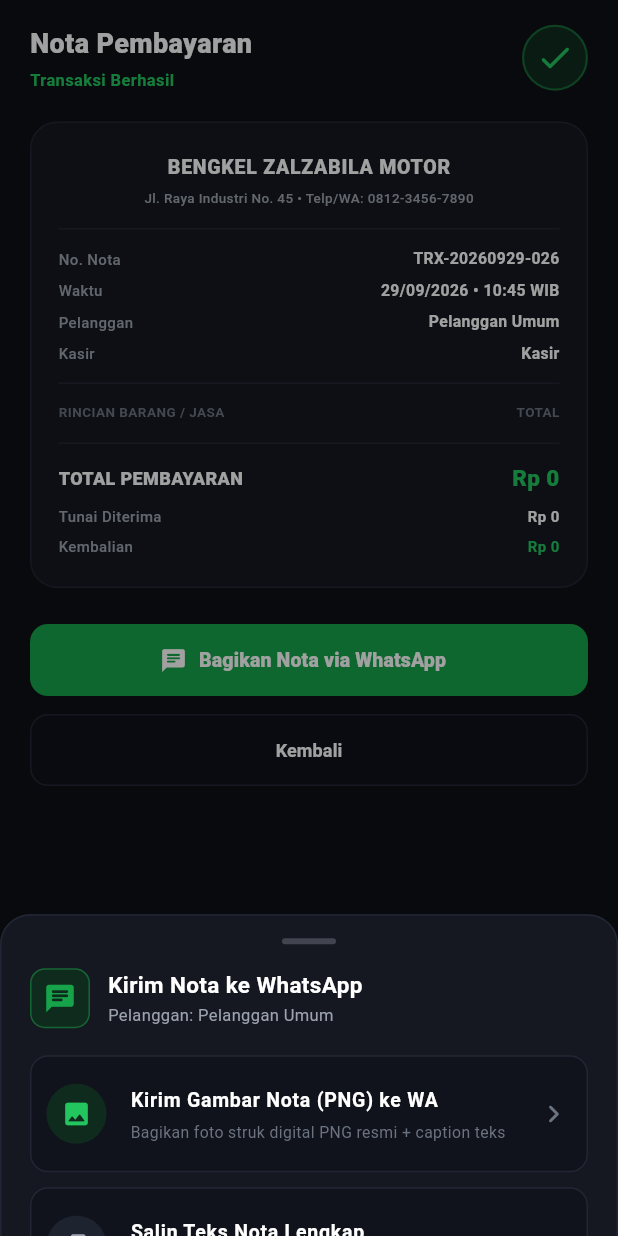
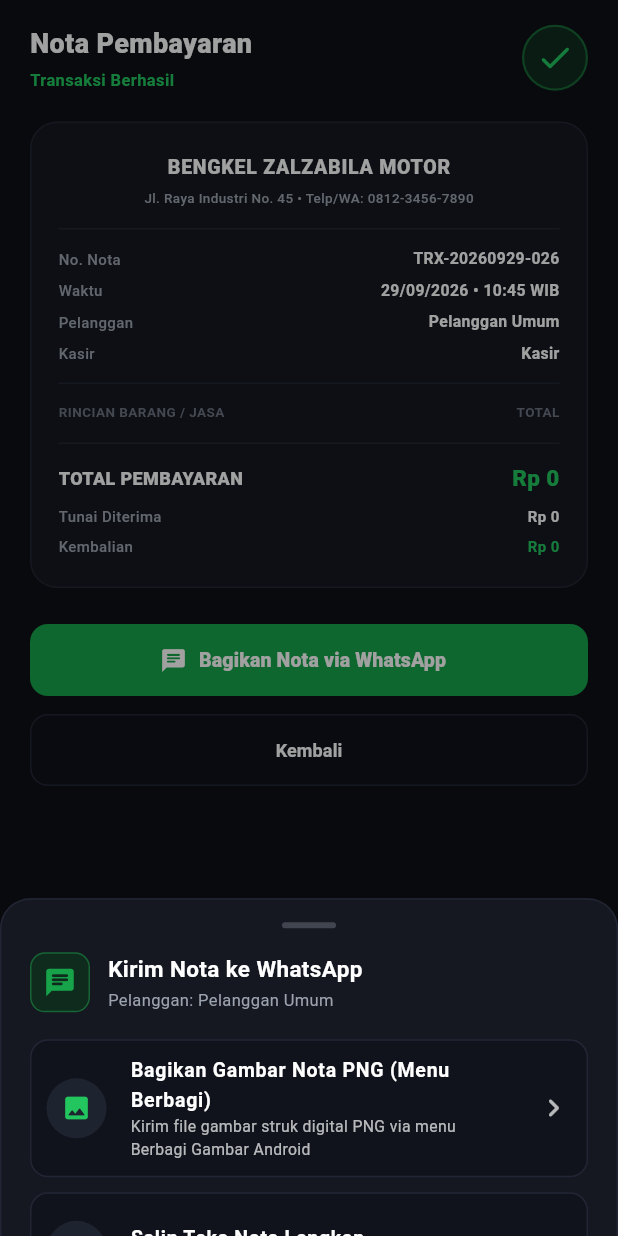
Before and after one commit to Bima565/proyek_motomanager_3, a Flutter app: the NotaPembayaranPage screen opened directly, after a tap on "Bagikan Nota via WhatsApp", on a phone screen of 412 x 824 dp. Run offline on Flutter 3.47's test engine with Material 3 defaults, Android fonts, the phone set to English and light mode, and no system bars; our stand-ins replace cloud_firestore, firebase_auth, firebase_core, google_sign_in, share_plus; accounts and stored records are empty.

Commit message:
refactor: Simplify vehicle information handling and enhance WhatsApp sharing options in Nota Pembayaran

```diff
--- a/lib/page/transaksi/kasir_transaksi.dart
+++ b/lib/page/transaksi/kasir_transaksi.dart
@@ -197,9 +197,6 @@ class _KasirTransaksiPageState extends State<KasirTransaksiPage> {
                                             data['Nama']?.toString() ?? data['nama']?.toString() ?? 'Pelanggan';
                                         final nomor =
                                             data['Nomor']?.toString() ?? data['nomor']?.toString() ?? '-';
-                                        final motor = data['Motor']?.toString() ??
-                                            data['Kendaraan']?.toString() ??
-                                            '';
 
                                         return ListTile(
                                           contentPadding:
@@ -223,7 +220,7 @@ class _KasirTransaksiPageState extends State<KasirTransaksiPage> {
                                             ),
                                           ),
                                           subtitle: Text(
-                                            nomor + (motor.isNotEmpty ? ' • $motor' : ''),
+                                            nomor,
                                             style: const TextStyle(color: Colors.white70, fontSize: 11),
                                           ),
                                           trailing: const Icon(
@@ -235,9 +232,6 @@ class _KasirTransaksiPageState extends State<KasirTransaksiPage> {
                                             setState(() {
                                               _customerName = nama;
                                               _customerPhone = nomor;
-                                              if (motor.isNotEmpty) {
-                                                _vehicleInfo = motor;
-                                              }
                                             });
                                             Navigator.pop(bottomSheetCtx);
                                             ScaffoldMessenger.of(context).showSnackBar(
@@ -1189,8 +1183,6 @@ class _KasirTransaksiPageState extends State<KasirTransaksiPage> {
           await FirebaseFirestore.instance.collection('Pembeli').add({
             'Nama': _customerName,
             'Nomor': _customerPhone,
-            'Motor': _vehicleInfo,
-            'createdAt': FieldValue.serverTimestamp(),
           });
         }
       }
--- a/lib/page/transaksi/nota_pembayaran.dart
+++ b/lib/page/transaksi/nota_pembayaran.dart
@@ -259,7 +259,51 @@ class _NotaPembayaranPageState extends State<NotaPembayaranPage> {
             ),
             const SizedBox(height: 18),
 
-            // Opsi 1: Kirim Gambar PNG Nota + Rincian via WhatsApp
+            // Opsi 1 (Jika ada nomor): Langsung Chat WhatsApp ke Nomor Pembeli (Tanpa popup berbagi)
+            if (hasPhone) ...[
+              ListTile(
+                contentPadding: const EdgeInsets.symmetric(horizontal: 10, vertical: 4),
+                shape: RoundedRectangleBorder(
+                  borderRadius: BorderRadius.circular(12),
+                  side: const BorderSide(color: Color(0xFF166534), width: 1.5),
+                ),
+                tileColor: const Color(0xFF0F2B1D),
+                leading: const CircleAvatar(
+                  backgroundColor: Color(0xFF16A34A),
+                  child: Icon(Icons.chat_bubble_rounded, color: Colors.white, size: 20),
+                ),
+                title: Text(
+                  'Chat Langsung ke WhatsApp (+$cleanPhone)',
+                  style: const TextStyle(color: Colors.white, fontSize: 13, fontWeight: FontWeight.bold),
+                ),
+                subtitle: const Text(
+                  'Langsung buka chat WhatsApp pembeli dengan nota teks lengkap',
+                  style: TextStyle(color: Colors.white70, fontSize: 10.5),
+                ),
+                trailing: const Icon(Icons.send_rounded, color: Colors.white, size: 18),
+                onTap: () async {
+                  Navigator.pop(ctx);
+                  final waUri = Uri.parse(
+                    'https://wa.me/$cleanPhone?text=${Uri.encodeComponent(invoiceText)}',
+                  );
+                  if (await canLaunchUrl(waUri)) {
+                    await launchUrl(waUri, mode: LaunchMode.externalApplication);
+                  } else {
+                    Clipboard.setData(ClipboardData(text: invoiceText));
+                    if (!mounted) return;
+                    ScaffoldMessenger.of(context).showSnackBar(
+                      const SnackBar(
+                        backgroundColor: Color(0xFF142033),
+                        content: Text('Teks nota telah disalin ke Clipboard!'),
+                      ),
+                    );
+                  }
+                },
+              ),
+              const SizedBox(height: 10),
+            ],
+
+            // Opsi 2: Bagikan Gambar Nota PNG (Menu Berbagi Gambar Android)
             ListTile(
               contentPadding: const EdgeInsets.symmetric(horizontal: 10, vertical: 2),
               shape: RoundedRectangleBorder(
@@ -268,18 +312,18 @@ class _NotaPembayaranPageState extends State<NotaPembayaranPage> {
               ),
               tileColor: const Color(0xFF10131B),
               leading: const CircleAvatar(
-                backgroundColor: Color(0xFF0F2B1D),
+                backgroundColor: Color(0xFF1E2330),
                 child: Icon(Icons.image_rounded, color: accentGreen, size: 20),
               ),
               title: const Text(
-                'Kirim Gambar Nota (PNG) ke WA',
-                style: TextStyle(color: textWhite, fontSize: 13, fontWeight: FontWeight.bold),
+                'Bagikan Gambar Nota PNG (Menu Berbagi)',
+                style: TextStyle(color: Colors.white, fontSize: 13, fontWeight: FontWeight.bold),
               ),
               subtitle: const Text(
-                'Bagikan foto struk digital PNG resmi + caption teks',
-                style: TextStyle(color: textDim, fontSize: 10.5),
+                'Kirim file gambar struk digital PNG via menu Berbagi Gambar Android',
+                style: TextStyle(color: Colors.white70, fontSize: 10.5),
               ),
-              trailing: const Icon(Icons.chevron_right_rounded, color: textDim),
+              trailing: const Icon(Icons.chevron_right_rounded, color: Colors.white70),
               onTap: () async {
                 Navigator.pop(ctx);
                 if (pngFile != null) {
@@ -299,50 +343,6 @@ class _NotaPembayaranPageState extends State<NotaPembayaranPage> {
               },
             ),
             const SizedBox(height: 10),
-
-            // Opsi 2: Buka Chat Langsung ke Nomor WhatsApp Pelanggan
-            if (hasPhone) ...[
-              ListTile(
-                contentPadding: const EdgeInsets.symmetric(horizontal: 10, vertical: 2),
-                shape: RoundedRectangleBorder(
-                  borderRadius: BorderRadius.circular(12),
-                  side: const BorderSide(color: cardBorder),
-                ),
-                tileColor: const Color(0xFF10131B),
-                leading: const CircleAvatar(
-                  backgroundColor: Color(0xFF102A1E),
-                  child: Icon(Icons.send_rounded, color: waGreen, size: 20),
-                ),
-                title: Text(
-                  'Chat WhatsApp (+$cleanPhone)',
-                  style: const TextStyle(color: textWhite, fontSize: 13, fontWeight: FontWeight.bold),
-                ),
-                subtitle: const Text(
-                  'Buka chat langsung dengan teks rincian nota siap kirim',
-                  style: TextStyle(color: textDim, fontSize: 10.5),
-                ),
-                trailing: const Icon(Icons.chevron_right_rounded, color: textDim),
-                onTap: () async {
-                  Navigator.pop(ctx);
-                  final waUri = Uri.parse(
-                    'https://wa.me/$cleanPhone?text=${Uri.encodeComponent(invoiceText)}',
-                  );
-                  if (await canLaunchUrl(waUri)) {
-                    await launchUrl(waUri, mode: LaunchMode.externalApplication);
-                  } else {
-                    Clipboard.setData(ClipboardData(text: invoiceText));
-                    if (!mounted) return;
-                    ScaffoldMessenger.of(context).showSnackBar(
-                      const SnackBar(
-                        backgroundColor: Color(0xFF142033),
-                        content: Text('Teks disalin ke Clipboard! Silakan buka WhatsApp pelanggan.'),
-                      ),
-                    );
-                  }
-                },
-              ),
-              const SizedBox(height: 10),
-            ],
 
             // Opsi 3: Salin Teks Nota
             ListTile(
```
